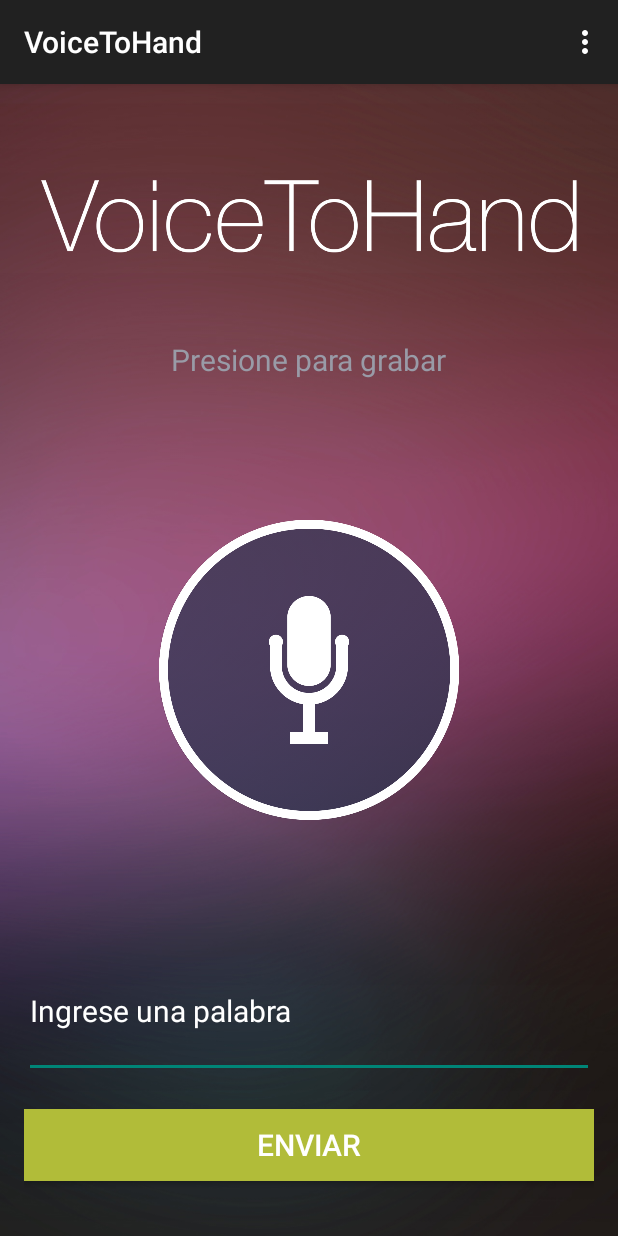
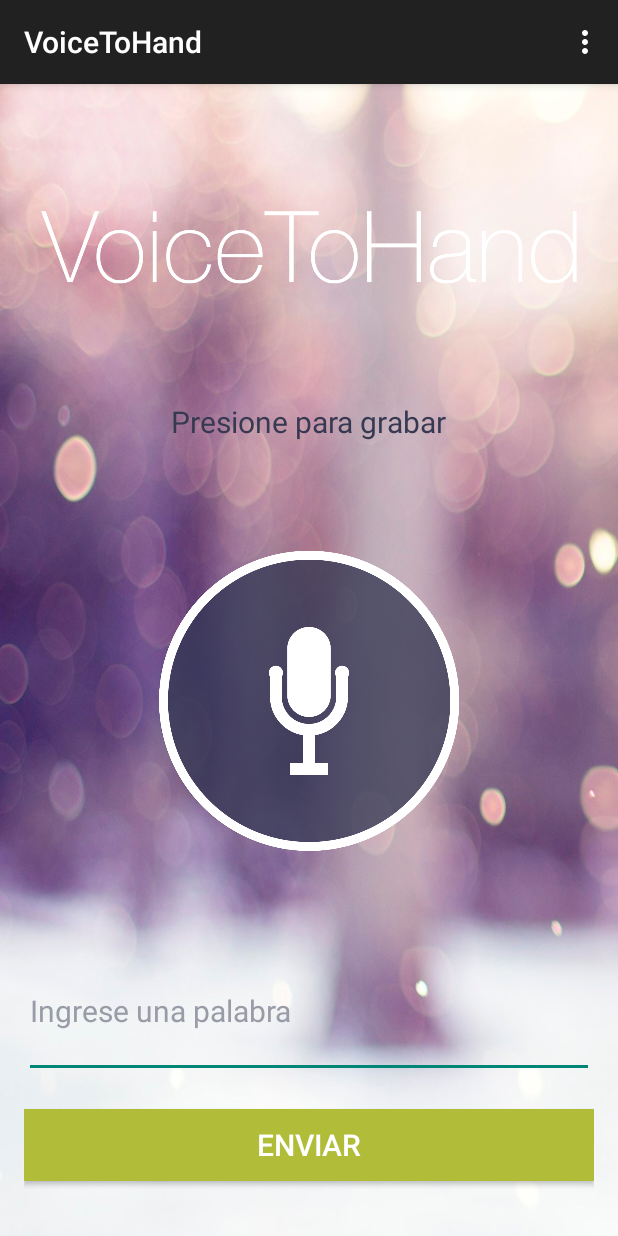
Before and after one commit to andacosta/voice-to-hand, an Android app: the screen it shows after launch (MainActivity), on a phone screen of 412 x 824 dp. Run offline under Robolectric (Android 15) with nearby library versions, the phone set to English and light mode, and no system bars.

Commit message:
New assets

```diff
--- a/app/src/main/res/layout/activity_main.xml
+++ b/app/src/main/res/layout/activity_main.xml
@@ -8,12 +8,12 @@
     android:paddingTop="@dimen/activity_vertical_margin"
     android:paddingBottom="@dimen/activity_vertical_margin"
     tools:context=".MainActivity"
-    android:background="@drawable/background2">
+    android:background="@drawable/background3">
 
     <LinearLayout
         android:layout_width="match_parent"
         android:layout_height="0dp"
-        android:layout_weight="0.35">
+        android:layout_weight="0.45">
 
         <ImageView
             android:layout_width="match_parent"
@@ -34,7 +34,7 @@
             android:layout_width="wrap_content"
             android:layout_height="wrap_content"
             android:layout_centerInParent="true"
-            android:textColor="@color/blue_mid"
+            android:textColor="@color/blue_dark"
             android:textSize="20dp"/>
 
     </RelativeLayout>
@@ -43,13 +43,13 @@
         android:layout_width="match_parent"
         android:layout_height="wrap_content"
         android:orientation="horizontal"
-        android:layout_weight="0.4">
+        android:layout_weight="0.3">
 
         <Button
             android:layout_width="200dp"
             android:layout_height="200dp"
             android:layout_centerInParent="true"
-            android:background="@drawable/micbutton"/>
+            android:background="@drawable/micbutton1"/>
 
     </RelativeLayout>
 
@@ -64,9 +64,9 @@
                 android:layout_height="match_parent"
                 android:inputType="text"
                 android:hint="@string/input_hint"
-                android:textColor="@color/white"
+                android:textColor="@color/blue_mid"
                 android:textSize="20dp"
-                android:textColorHint="@color/white"/>
+                android:textColorHint="@color/blue_mid"/>
 
     </LinearLayout>
 
--- a/app/src/main/res/values/colors.xml
+++ b/app/src/main/res/values/colors.xml
@@ -3,5 +3,7 @@
     <color name="white">#FFFFFF</color>
     <color name="blue_dark">#363951</color>
     <color name="blue_mid">#999ba7</color>
+    <color name="blue_light">#398de3</color>
     <color name="green_light">#b1bc39</color>
+    <color name="orange_mid">#fa9d4c</color>
 </resources>
```
Also changed, not shown: app/src/main/res/menu/menu_main.xml (+7 -3 lines), app/src/main/res/drawable/background3.jpg (added), app/src/main/res/drawable/micbutton1.png (renamed from app/src/main/res/drawable/micbutton.png), app/src/main/res/drawable/micbutton2.png (added).
